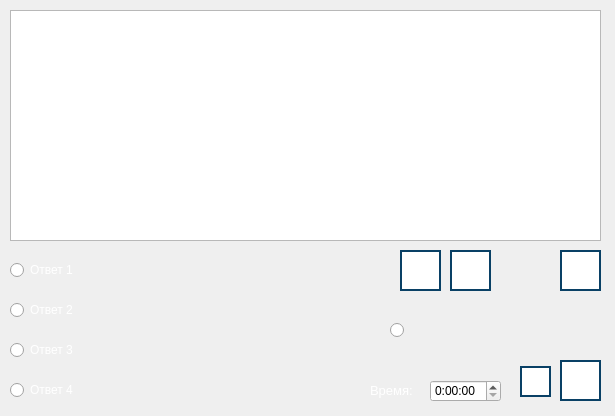
Before: the Qt Designer form testwindow.ui in RCh-stack/ray-tracing-alpha-1.3, drawn with Qt 5.
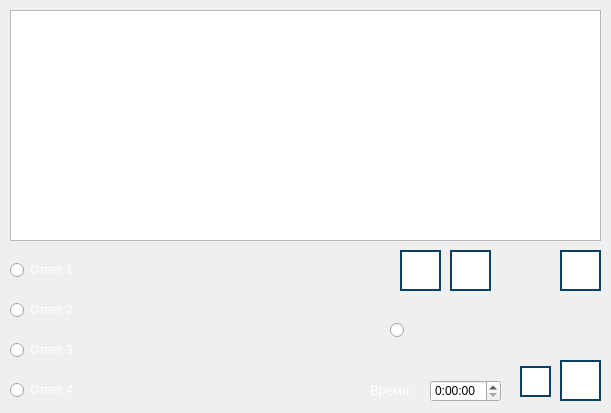
After: the same form once the commit is applied. Icons and pictures are not drawn.

```diff
--- a/testwindow.ui
+++ b/testwindow.ui
@@ -6,8 +6,8 @@
    <rect>
     <x>0</x>
     <y>0</y>
-    <width>615</width>
-    <height>416</height>
+    <width>611</width>
+    <height>413</height>
    </rect>
   </property>
   <property name="windowTitle">
```
Left out of the diff: 2 changed lines with no effect on the pictures.
